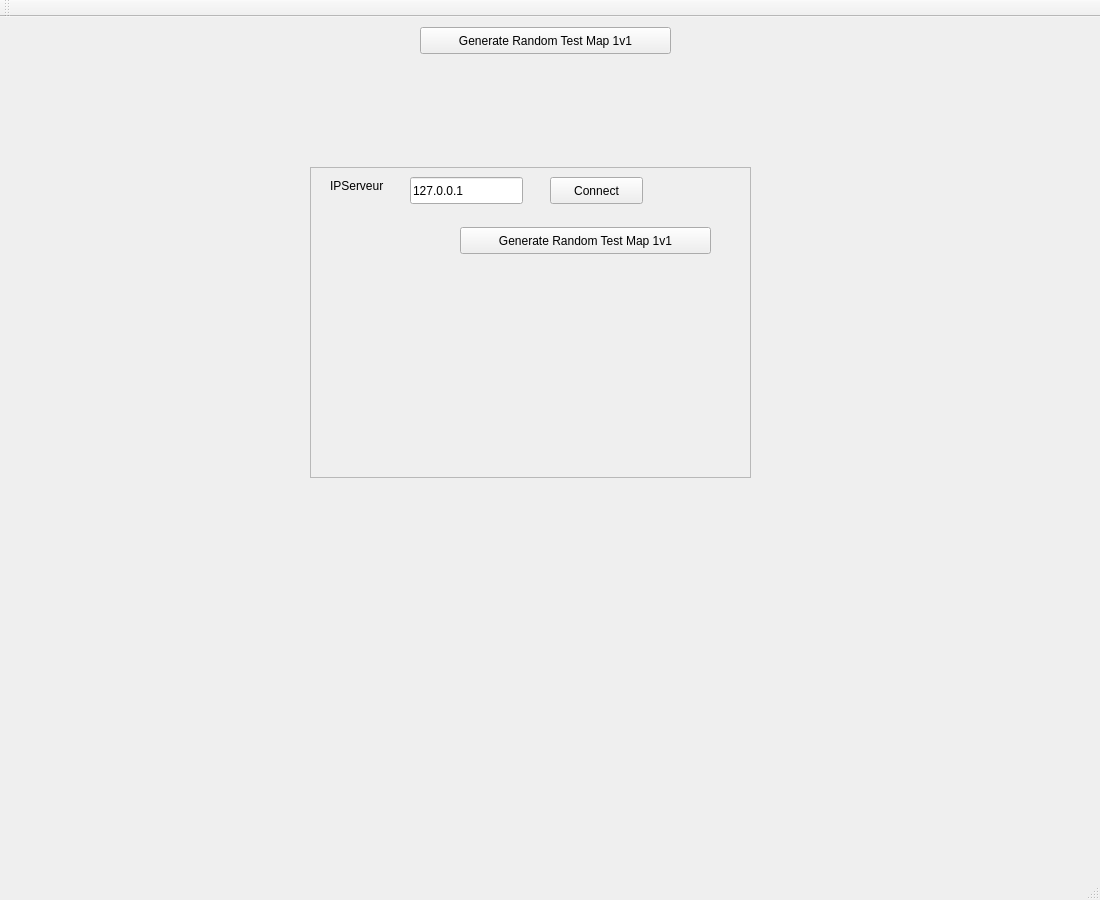
Qt form clientmaingame.ui (samuellavoie90/cll-PlanetWarsClient) before a commit.
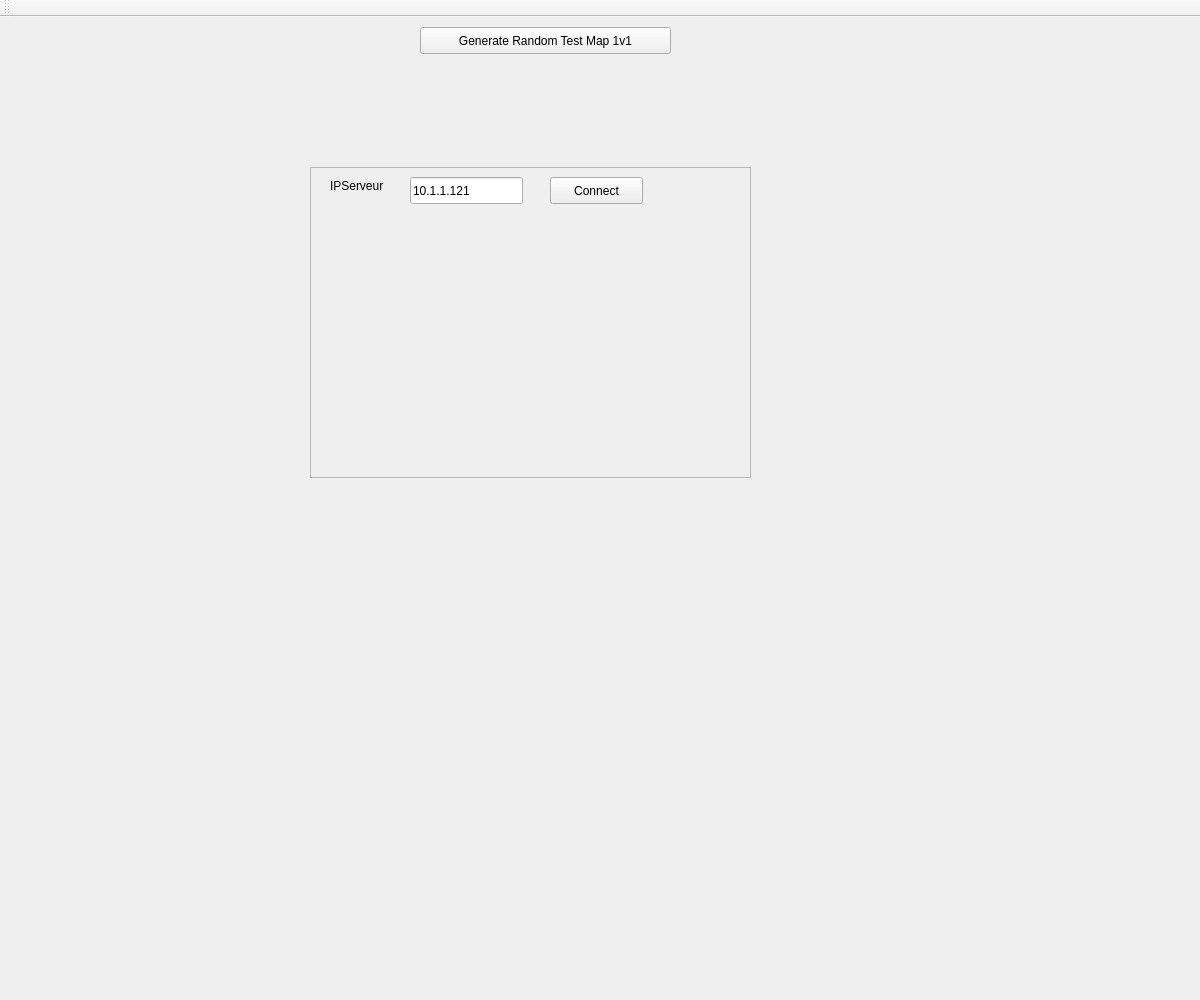
The same form after that commit.

Patch:
```diff
--- a/clientmaingame.ui
+++ b/clientmaingame.ui
@@ -6,8 +6,8 @@
    <rect>
     <x>0</x>
     <y>0</y>
-    <width>1100</width>
-    <height>900</height>
+    <width>1200</width>
+    <height>1000</height>
    </rect>
   </property>
   <property name="windowTitle">
@@ -65,20 +65,7 @@
       </rect>
      </property>
      <property name="text">
-      <string>127.0.0.1</string>
-     </property>
-    </widget>
-    <widget class="QPushButton" name="pushButton_2">
-     <property name="geometry">
-      <rect>
-       <x>150</x>
-       <y>60</y>
-       <width>251</width>
-       <height>27</height>
-      </rect>
-     </property>
-     <property name="text">
-      <string>Generate Random Test Map 1v1</string>
+      <string>10.1.1.121</string>
      </property>
     </widget>
    </widget>
@@ -114,7 +101,6 @@
     <bool>false</bool>
    </attribute>
   </widget>
-  <widget class="QStatusBar" name="statusBar"/>
  </widget>
  <layoutdefault spacing="6" margin="11"/>
  <resources/>
```
Left out of the diff: 4 changed lines with no effect on the pictures.
